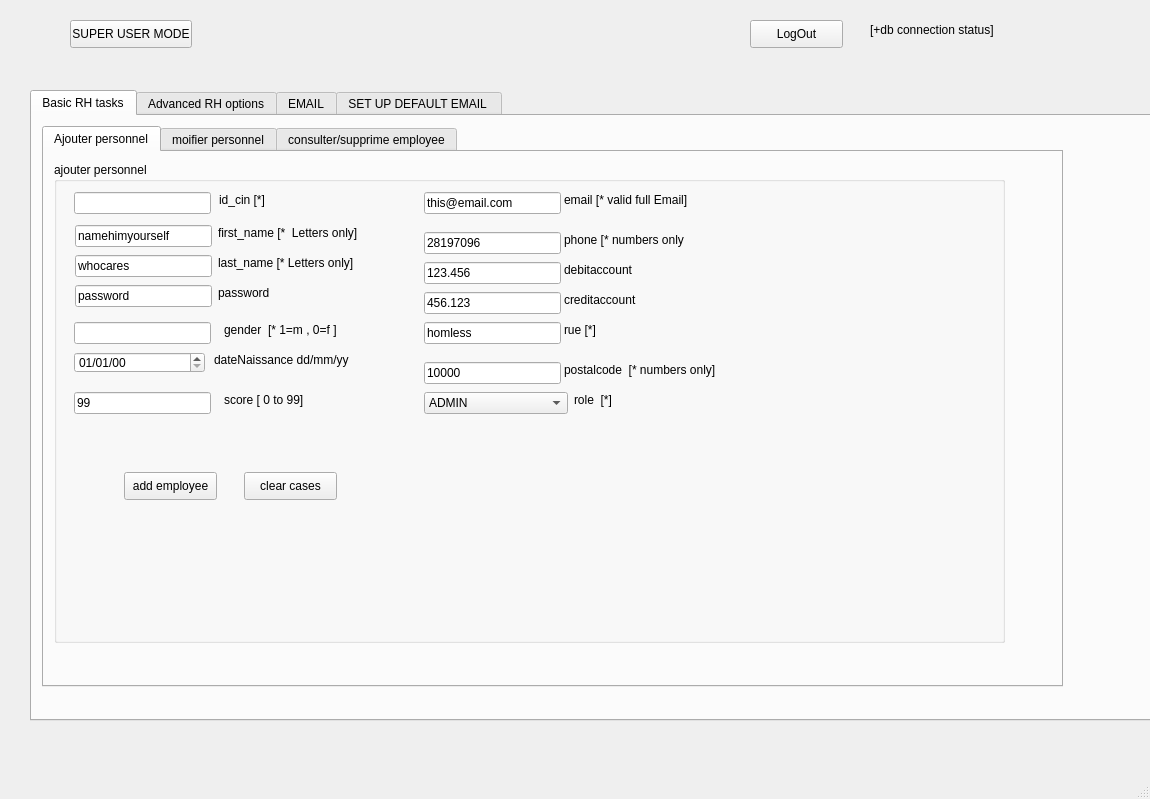
Qt form integrationbefore arduino/MainWindowseif.ui (rbaihis/Projet_station_2a21_G5) before a commit.
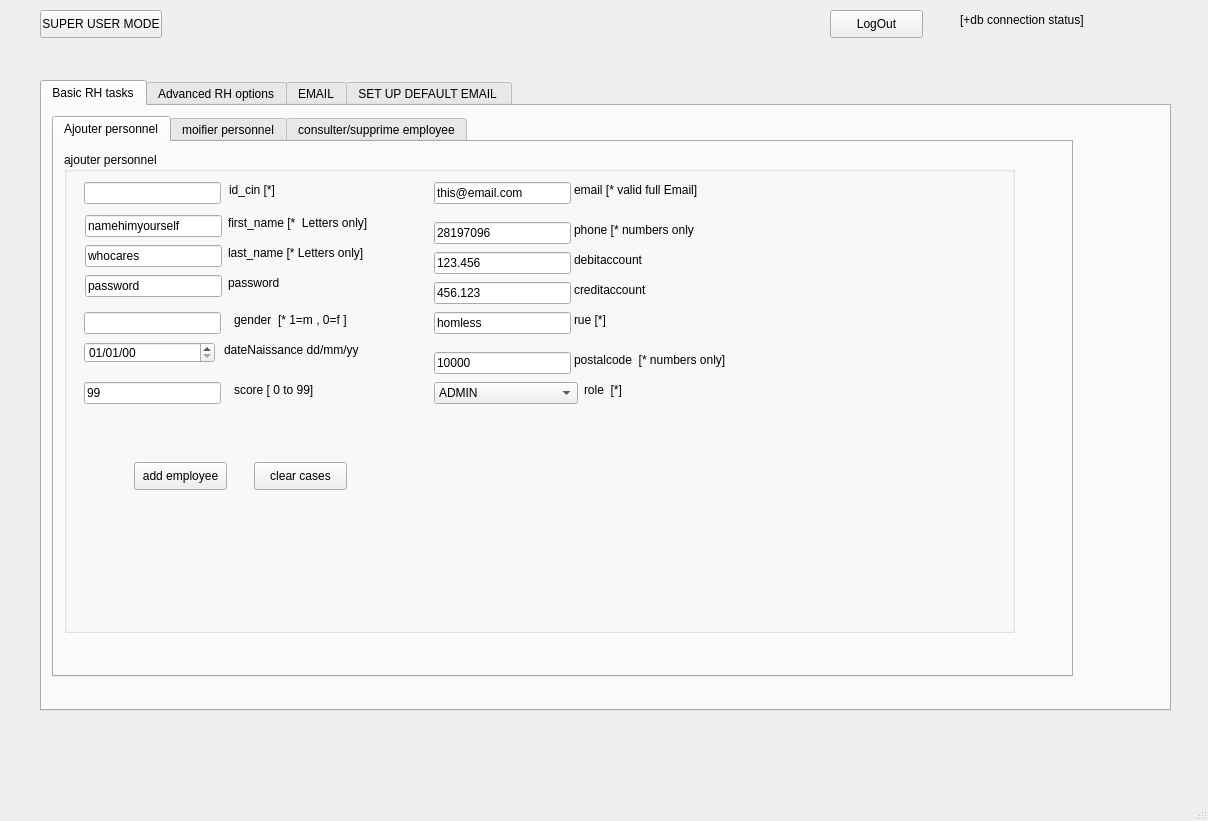
The same form after that commit. The open tabs and pages were chosen to show the change.

What changed in the file:
```diff
--- a/integrationbefore arduino/MainWindowseif.ui
+++ b/integrationbefore arduino/MainWindowseif.ui
@@ -9,8 +9,8 @@
    <rect>
     <x>0</x>
     <y>0</y>
-    <width>1150</width>
-    <height>799</height>
+    <width>1208</width>
+    <height>821</height>
    </rect>
   </property>
   <property name="windowTitle">
@@ -20,8 +20,8 @@
    <widget class="QStackedWidget" name="stackedWidget_main">
     <property name="geometry">
      <rect>
-      <x>10</x>
-      <y>70</y>
+      <x>20</x>
+      <y>60</y>
       <width>1171</width>
       <height>661</height>
      </rect>
@@ -2112,37 +2112,11 @@
     <widget class="QWidget" name="page_3"/>
     <widget class="QWidget" name="page_4"/>
    </widget>
-   <widget class="QPushButton" name="pushButton_FullAccess">
-    <property name="geometry">
-     <rect>
-      <x>70</x>
-      <y>20</y>
-      <width>122</width>
-      <height>28</height>
-     </rect>
-    </property>
-    <property name="text">
-     <string>SUPER USER MODE</string>
-    </property>
-   </widget>
-   <widget class="QPushButton" name="pushButton_logout">
-    <property name="geometry">
-     <rect>
-      <x>750</x>
-      <y>20</y>
-      <width>93</width>
-      <height>28</height>
-     </rect>
-    </property>
-    <property name="text">
-     <string>LogOut</string>
-    </property>
-   </widget>
    <widget class="QLabel" name="label_main_databaseb_status">
     <property name="geometry">
      <rect>
-      <x>870</x>
-      <y>20</y>
+      <x>960</x>
+      <y>10</y>
       <width>191</width>
       <height>20</height>
      </rect>
@@ -2151,6 +2125,32 @@
      <string>[+db connection status]</string>
     </property>
    </widget>
+   <widget class="QPushButton" name="pushButton_logout">
+    <property name="geometry">
+     <rect>
+      <x>830</x>
+      <y>10</y>
+      <width>93</width>
+      <height>28</height>
+     </rect>
+    </property>
+    <property name="text">
+     <string>LogOut</string>
+    </property>
+   </widget>
+   <widget class="QPushButton" name="pushButton_FullAccess">
+    <property name="geometry">
+     <rect>
+      <x>40</x>
+      <y>10</y>
+      <width>122</width>
+      <height>28</height>
+     </rect>
+    </property>
+    <property name="text">
+     <string>SUPER USER MODE</string>
+    </property>
+   </widget>
   </widget>
   <widget class="QMenuBar" name="menubar">
    <property name="geometry">
```
Left out of the diff: 215 changed lines with no effect on the pictures.
